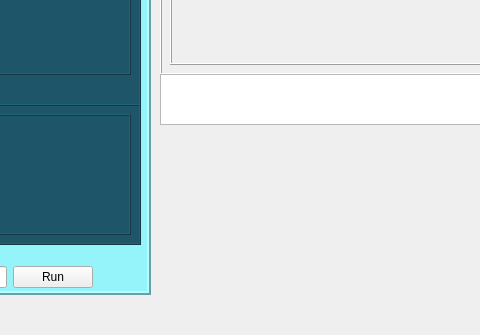
Before: the Qt Designer form mainwindow.ui in yerson001/Summarized, drawn with Qt 5; both pictures show x 120 to 600 and y 316 to 651 of the 934 by 651 pixel window.
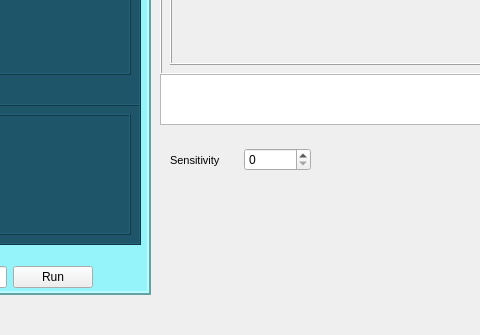
After: the same form once the commit is applied.

Diff of the .ui file:
```diff
--- a/mainwindow.ui
+++ b/mainwindow.ui
@@ -462,6 +462,41 @@
      </rect>
     </property>
    </widget>
+   <widget class="QWidget" name="">
+    <property name="geometry">
+     <rect>
+      <x>290</x>
+      <y>460</y>
+      <width>141</width>
+      <height>32</height>
+     </rect>
+    </property>
+    <layout class="QHBoxLayout" name="horizontalLayout_4">
+     <item>
+      <layout class="QHBoxLayout" name="horizontalLayout_3">
+       <item>
+        <widget class="QLabel" name="label_2">
+         <property name="font">
+          <font>
+           <pointsize>8</pointsize>
+          </font>
+         </property>
+         <property name="text">
+          <string>Sensitivity</string>
+         </property>
+        </widget>
+       </item>
+       <item>
+        <layout class="QHBoxLayout" name="horizontalLayout_2">
+         <item>
+          <widget class="QSpinBox" name="spinBox"/>
+         </item>
+        </layout>
+       </item>
+      </layout>
+     </item>
+    </layout>
+   </widget>
   </widget>
   <widget class="QMenuBar" name="menubar">
    <property name="geometry">
```
